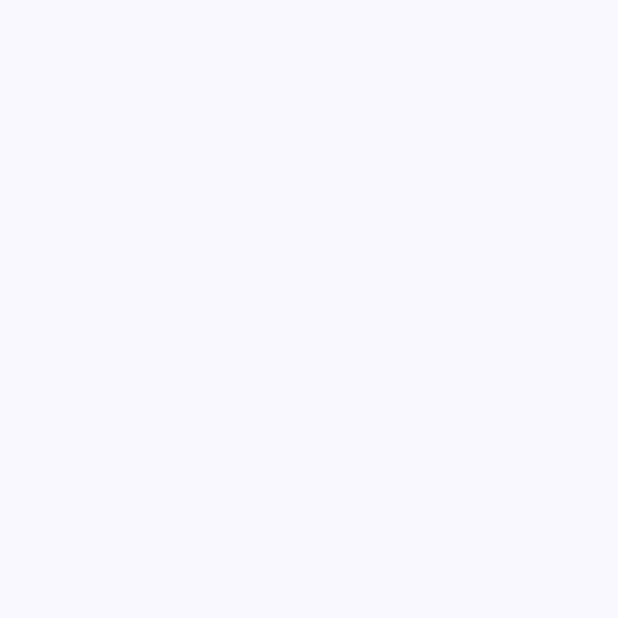
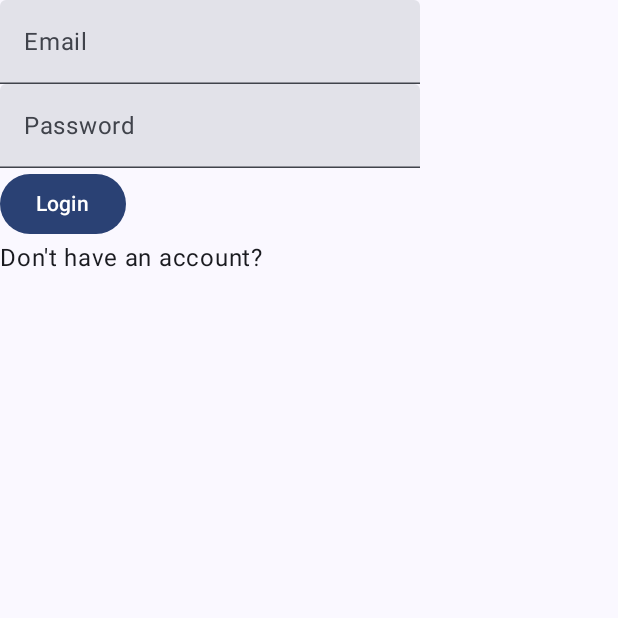
Before and after one commit to Siddhantcoding/TripTrack-Driver-, an Android app built with Jetpack Compose: the screen it shows after launch (MainActivity before the commit, Authactivity after it), on a phone screen of 412 x 824 dp, the top half of it. Before the commit the part shown is empty. Run offline under Robolectric (Android 15) with nearby library versions, the phone set to English and light mode, and no system bars.

Commit message:
changes in trip track driver

```diff
--- /dev/null
+++ b/app/src/main/java/com/example/triptrackdriver/Authactivity.kt
@@ -0,0 +1,30 @@
+package com.example.triptrackdriver
+
+import android.os.Bundle
+import androidx.activity.ComponentActivity
+import androidx.activity.compose.setContent
+import androidx.compose.foundation.layout.fillMaxSize
+import androidx.compose.material3.MaterialTheme
+import androidx.compose.material3.Surface
+import androidx.compose.ui.Modifier
+import androidx.core.splashscreen.SplashScreen.Companion.installSplashScreen
+import com.example.triptrackdriver.screen.navigation.AuthNavigation
+import com.example.triptrackdriver.ui.theme.TripTrackDriverTheme
+
+class Authactivity : ComponentActivity() {
+    override fun onCreate(savedInstanceState: Bundle?) {
+        val splashScreen = installSplashScreen()
+        super.onCreate(savedInstanceState)
+        setContent {
+            TripTrackDriverTheme {
+
+                Surface(
+                    modifier = Modifier.fillMaxSize(),
+                    color = MaterialTheme.colorScheme.background
+                ) {
+                    AuthNavigation()
+                }
+            }
+        }
+    }
+}
--- a/app/src/main/java/com/example/triptrackdriver/screen/login/LoginEvent.kt
+++ b/app/src/main/java/com/example/triptrackdriver/screen/login/LoginEvent.kt
@@ -1,4 +1,5 @@
 package com.example.triptrackdriver.screen.login
 
-class LoginEvent {
+sealed class LoginEvent {
+    data class Login(val email: String, val password: String) : LoginEvent()
 }
--- a/app/src/main/java/com/example/triptrackdriver/screen/login/LoginScreen.kt
+++ b/app/src/main/java/com/example/triptrackdriver/screen/login/LoginScreen.kt
@@ -1 +1,58 @@
 package com.example.triptrackdriver.screen.login
+
+import androidx.compose.foundation.clickable
+import androidx.compose.foundation.layout.Column
+import androidx.compose.foundation.text.KeyboardOptions
+import androidx.compose.material3.Button
+import androidx.compose.material3.Text
+import androidx.compose.material3.TextField
+import androidx.compose.runtime.*
+import androidx.compose.ui.Modifier
+import androidx.compose.ui.text.input.KeyboardType
+import androidx.compose.ui.text.input.PasswordVisualTransformation
+import androidx.compose.ui.text.input.VisualTransformation
+import androidx.compose.ui.tooling.preview.Preview
+import androidx.lifecycle.viewmodel.compose.viewModel
+
+@Composable
+fun LoginScreen(
+    state: LoginState,
+    onEvent: (LoginEvent) -> Unit,
+    onNavigateToRegister: () -> Unit
+) {
+    var email by remember { mutableStateOf("") }
+    var password by remember { mutableStateOf("") }
+
+    Column {
+
+        TextField(
+            value = email,
+            onValueChange = { email = it },
+            label = { Text("Email") },
+            keyboardOptions = KeyboardOptions(keyboardType = KeyboardType.Email)
+        )
+        TextField(
+            value = password,
+            onValueChange = { password = it },
+            label = { Text("Password") },
+            visualTransformation = PasswordVisualTransformation(),
+            keyboardOptions = KeyboardOptions(keyboardType = KeyboardType.Password)
+        )
+        Button(onClick = { onEvent(LoginEvent.Login(email, password)) }) {
+            Text("Login")
+        }
+        Text(
+            text = "Don't have an account?",
+            modifier = Modifier.clickable { onNavigateToRegister() }
+        )
+    }
+}
+
+@Preview(showBackground = true)
+@Composable
+private fun LoginScreenPreview() {
+    LoginScreen(state = LoginState(), onEvent = {} ) {
+
+    }
+
+}
--- a/app/src/main/java/com/example/triptrackdriver/screen/login/LoginState.kt
+++ b/app/src/main/java/com/example/triptrackdriver/screen/login/LoginState.kt
@@ -1,4 +1,7 @@
 package com.example.triptrackdriver.screen.login
 
-class LoginState {
-}
+data class LoginState(
+    val isLoading: Boolean = false,
+    val error: String? = null,
+    val isLoggedIn: Boolean = false
+)
--- /dev/null
+++ b/app/src/main/java/com/example/triptrackdriver/screen/navigation/AuthNavigation.kt
@@ -0,0 +1,59 @@
+package com.example.triptrackdriver.screen.navigation
+
+import RegisterScreen
+import RegisterState
+import RegisterViewModel
+import androidx.compose.runtime.Composable
+import androidx.compose.ui.graphics.BlendMode.Companion.Screen
+import androidx.lifecycle.viewmodel.compose.viewModel
+import androidx.navigation.compose.NavHost
+import androidx.navigation.compose.composable
+import androidx.navigation.compose.rememberNavController
+import com.example.triptrackdriver.screen.login.LoginScreen
+import com.example.triptrackdriver.screen.login.LoginState
+import com.example.triptrackdriver.screen.login.LoginViewModel
+
+
+enum class AuthScreen(val route: String) {
+
+    Login("login"),
+    Register("register"),
+    ForgotPassword("forgotPassword")
+}
+
+@Composable
+fun AuthNavigation() {
+    val navController = rememberNavController()
+    NavHost(navController = navController, startDestination = AuthScreen.Login.route) {
+        composable(AuthScreen.Login.route) {
+            val vm: LoginViewModel = viewModel()
+            LoginScreen(state = LoginState(isLoading = true), onEvent = vm::onEvent) {
+                navController.navigate(AuthScreen.Register.route)
+            }
+//            val vm: LoginViewModel = viewModel()
+//            LoginScreen(
+//                state = vm.state.collectAsState().value,
+//                onEvent = vm::onEvent,
+//                onNavigateToRegister = {
+//                    navController.navigate(AuthScreen.Register.route)
+//                },
+//                onNavigateToHome = {
+//                    navController.navigate(AuthScreen.Home.route)
+//                })
+        }
+        composable(AuthScreen.Register.route) {
+            val vm : RegisterViewModel = viewModel()
+//              val vm: RegisterViewModel = viewModel()
+//            RegisterScreen(
+//                state = vm.state.collectAsState().value,
+//                onEvent = vm::onEvent,
+//                onBack = {
+//                    navController.popBackStack()
+//                })
+        }
+        composable(AuthScreen.ForgotPassword.route) {
+            val vm: RegisterViewModel = viewModel()
+//            val vm: ForgotPasswordViewModel = viewModel()
+        }
+    }
+}
--- a/app/src/main/java/com/example/triptrackdriver/screen/register/RegisterEvent.kt
+++ b/app/src/main/java/com/example/triptrackdriver/screen/register/RegisterEvent.kt
@@ -1,4 +1,4 @@
-package com.example.triptrackdriver.screen.register
-
-class RegisterEvent {
+sealed class RegisterEvent {
+    data class Register(val name: String, val email: String, val username: String, val password: String, val confirmPassword: String) : RegisterEvent()
+    data object NavigateBack : RegisterEvent()
 }
--- /dev/null
+++ b/app/src/main/res/drawable/driver_logo.xml
@@ -0,0 +1,5 @@
+<vector xmlns:android="http://schemas.android.com/apk/res/android" android:alpha="0.92" android:autoMirrored="true" android:height="100dp" android:tint="#209555" android:viewportHeight="24" android:viewportWidth="24" android:width="100dp">
+
+    <path android:fillColor="@android:color/white" android:pathData="M18.92,5.01C18.72,4.42 18.16,4 17.5,4h-11c-0.66,0 -1.21,0.42 -1.42,1.01L3,11v8c0,0.55 0.45,1 1,1h1c0.55,0 1,-0.45 1,-1v-1h12v1c0,0.55 0.45,1 1,1h1c0.55,0 1,-0.45 1,-1v-8l-2.08,-5.99zM6.5,15c-0.83,0 -1.5,-0.67 -1.5,-1.5S5.67,12 6.5,12s1.5,0.67 1.5,1.5S7.33,15 6.5,15zM17.5,15c-0.83,0 -1.5,-0.67 -1.5,-1.5s0.67,-1.5 1.5,-1.5 1.5,0.67 1.5,1.5 -0.67,1.5 -1.5,1.5zM5,10l1.5,-4.5h11L19,10L5,10z"/>
+
+</vector>
--- a/app/src/main/res/values/themes.xml
+++ b/app/src/main/res/values/themes.xml
@@ -2,4 +2,11 @@
 <resources>
 
     <style name="Theme.TripTrackDriver" parent="android:Theme.Material.Light.NoActionBar" />
+
+    <style name="Theme.App.Starting" parent="Theme.SplashScreen">
+        <item name="windowSplashScreenBackground">@color/cardview_light_background</item>
+        <item name="windowSplashScreenAnimatedIcon">@drawable/driver_logo</item>
+        <item name="windowSplashScreenAnimationDuration">300</item>
+        <item name="postSplashScreenTheme">@style/Theme.TripTrackDriver</item>
+    </style>
 </resources>
```
Also changed, not shown: app/build.gradle.kts (+11 -0 lines), app/src/main/AndroidManifest.xml (+9 -5 lines), app/src/main/java/com/example/triptrackdriver/screen/login/LoginViewModel.kt (+31 -1 lines), app/src/main/java/com/example/triptrackdriver/screen/navigation/Navigation.kt (+24 -0 lines), app/src/main/java/com/example/triptrackdriver/screen/register/RegisterScreen.kt (+52 -1 lines), app/src/main/java/com/example/triptrackdriver/screen/register/RegisterState.kt (+5 -4 lines), app/src/main/java/com/example/triptrackdriver/screen/register/RegisterViewModel.kt (+30 -2 lines), gradle/libs.versions.toml (+15 -0 lines).
